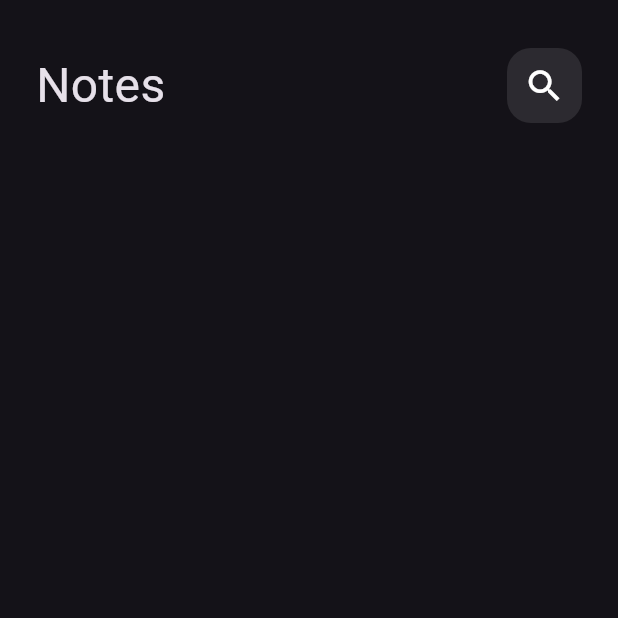
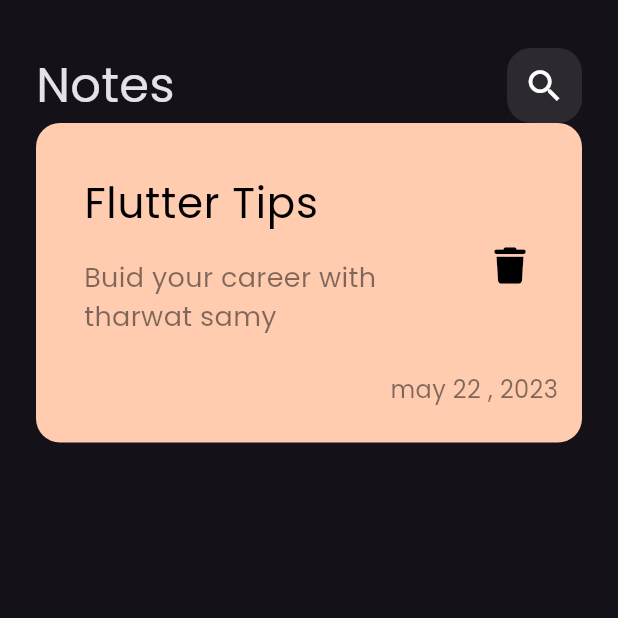
Before and after one commit to moustafa3laa2/notes_app, a Flutter app: the screen it shows after launch, on a phone screen of 412 x 824 dp, the top half of it. Run offline on Flutter 3.47's test engine with Material 3 defaults, Android fonts, the phone set to English and light mode, and no system bars; our stand-ins replace font_awesome_flutter.

Commit message:
create custom note item

```diff
--- a/lib/main.dart
+++ b/lib/main.dart
@@ -11,8 +11,9 @@ class NotesApp extends StatelessWidget {
   @override
   Widget build(BuildContext context) {
     return MaterialApp(
-        debugShowCheckedModeBanner: false,
-        theme: ThemeData.dark(),
-        home: const NotesView());
+      debugShowCheckedModeBanner: false,
+      theme: ThemeData(brightness: Brightness.dark, fontFamily: 'Poppins'),
+      home: const NotesView(),
+    );
   }
 }
--- /dev/null
+++ b/lib/widgets/note_item.dart
@@ -0,0 +1,52 @@
+import 'package:flutter/material.dart';
+import 'package:font_awesome_flutter/font_awesome_flutter.dart';
+
+class NoteItem extends StatelessWidget {
+  const NoteItem({super.key});
+
+  @override
+  Widget build(BuildContext context) {
+    return Container(
+      padding: const EdgeInsets.only(top: 24, left: 16, bottom: 24),
+      decoration: BoxDecoration(
+        borderRadius: BorderRadius.circular(16),
+        color: const Color(0xffFFCCB0),
+      ),
+      child: Column(
+        crossAxisAlignment: CrossAxisAlignment.end,
+        children: [
+          ListTile(
+            title: const Text(
+              'Flutter Tips',
+              style: TextStyle(color: Colors.black, fontSize: 28),
+            ),
+            subtitle: Padding(
+              padding: const EdgeInsets.symmetric(vertical: 16),
+              child: Text(
+                'Buid your career with tharwat samy',
+                style: TextStyle(
+                    color: Colors.black.withOpacity(0.5), fontSize: 18),
+              ),
+            ),
+            trailing: IconButton(
+              onPressed: () {},
+              icon: const Icon(
+                FontAwesomeIcons.trash,
+                color: Colors.black,
+                size: 24,
+              ),
+            ),
+          ),
+          Padding(
+            padding: const EdgeInsets.only(right: 16),
+            child: Text(
+              'may 22 , 2023',
+              style:
+                  TextStyle(color: Colors.black.withOpacity(0.5), fontSize: 16),
+            ),
+          ),
+        ],
+      ),
+    );
+  }
+}
--- a/lib/widgets/notes_view_body.dart
+++ b/lib/widgets/notes_view_body.dart
@@ -1,5 +1,6 @@
 import 'package:flutter/material.dart';
 import 'package:notes_app/widgets/custom_app_bar.dart';
+import 'package:notes_app/widgets/note_item.dart';
 
 class NotesViewBody extends StatelessWidget {
   const NotesViewBody({super.key});
@@ -11,6 +12,7 @@ class NotesViewBody extends StatelessWidget {
       child: Column(
         children: [
           CustomAppBAr(),
+          NoteItem(),
         ],
       ),
     );
```
Also changed, not shown: pubspec.yaml (+6 -11 lines), assets/fonts/Poppins-Regular.ttf (added), pubspec.lock.
